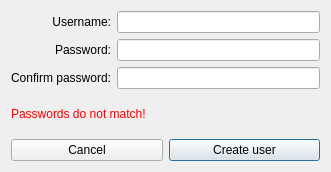
First picture: the form in cubepass/createuser.ui, repository kobus-v-schoor/cubepass, before the edit.
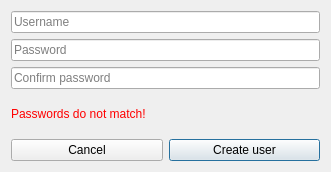
Second picture: the form after the edit.

Commit message: Ui changes, used text prefaces instead of labels.

What changed in the file:
```diff
--- a/cubepass/createuser.ui
+++ b/cubepass/createuser.ui
@@ -22,53 +22,22 @@
   <property name="windowTitle">
    <string>Create a new user</string>
   </property>
-  <layout class="QVBoxLayout" name="verticalLayout_3">
-   <item>
-    <layout class="QHBoxLayout" name="horizontalLayout_2">
-     <item>
       <layout class="QVBoxLayout" name="verticalLayout">
        <item>
-        <widget class="QLabel" name="label_2">
-         <property name="text">
-          <string>Username:</string>
-         </property>
-         <property name="alignment">
-          <set>Qt::AlignRight|Qt::AlignTrailing|Qt::AlignVCenter</set>
-         </property>
-        </widget>
-       </item>
-       <item>
-        <widget class="QLabel" name="label_3">
-         <property name="text">
-          <string>Password:</string>
-         </property>
-         <property name="alignment">
-          <set>Qt::AlignRight|Qt::AlignTrailing|Qt::AlignVCenter</set>
-         </property>
-        </widget>
-       </item>
-       <item>
-        <widget class="QLabel" name="label_4">
-         <property name="text">
-          <string>Confirm password:</string>
-         </property>
-         <property name="alignment">
-          <set>Qt::AlignRight|Qt::AlignTrailing|Qt::AlignVCenter</set>
-         </property>
-        </widget>
-       </item>
-      </layout>
-     </item>
-     <item>
-      <layout class="QVBoxLayout" name="verticalLayout_2">
-       <item>
-        <widget class="QLineEdit" name="edtUsername"/>
+    <widget class="QLineEdit" name="edtUsername">
+     <property name="placeholderText">
+      <string>Username</string>
+     </property>
+    </widget>
        </item>
        <item>
         <widget class="QLineEdit" name="edtPassword">
          <property name="echoMode">
           <enum>QLineEdit::Password</enum>
          </property>
+     <property name="placeholderText">
+      <string>Password</string>
+     </property>
         </widget>
        </item>
        <item>
@@ -76,11 +45,10 @@
          <property name="echoMode">
           <enum>QLineEdit::Password</enum>
          </property>
-        </widget>
-       </item>
-      </layout>
-     </item>
-    </layout>
+     <property name="placeholderText">
+      <string>Confirm password</string>
+     </property>
+    </widget>
    </item>
    <item>
     <widget class="QLabel" name="lblWarning">
```
Lines whose indentation alone changed are shown as unchanged. The commit also changes 7 other files.
